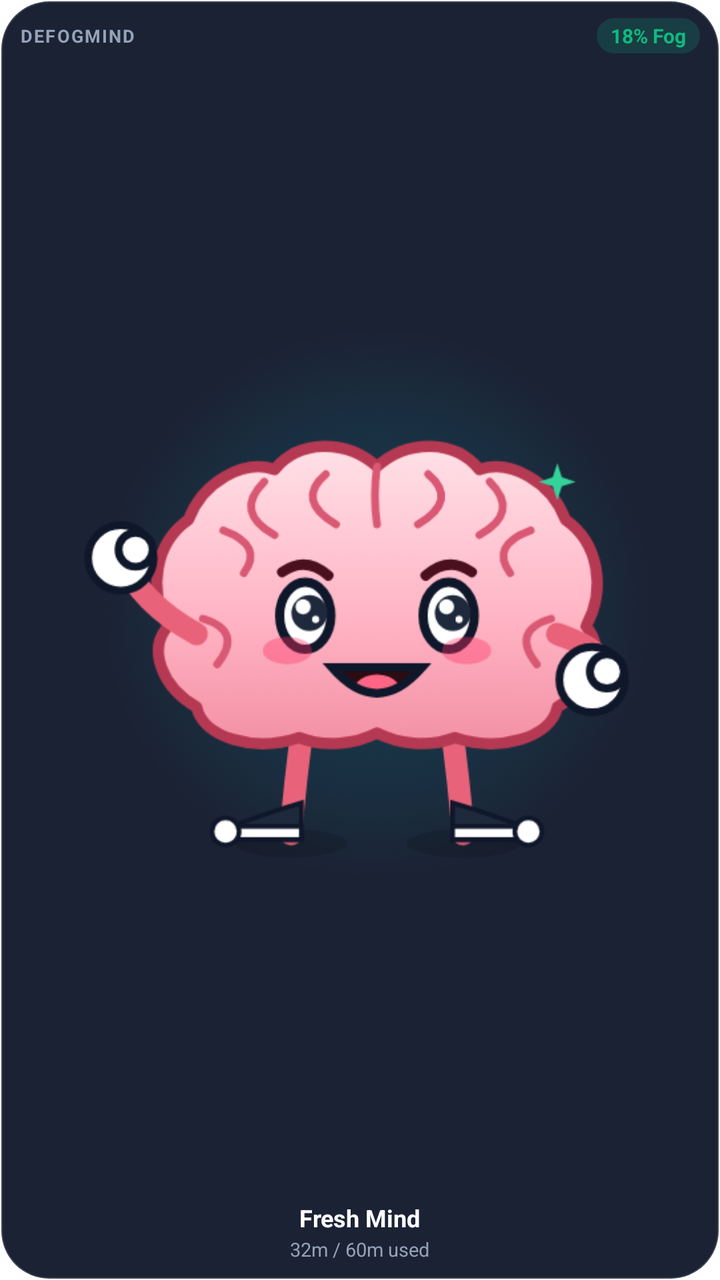
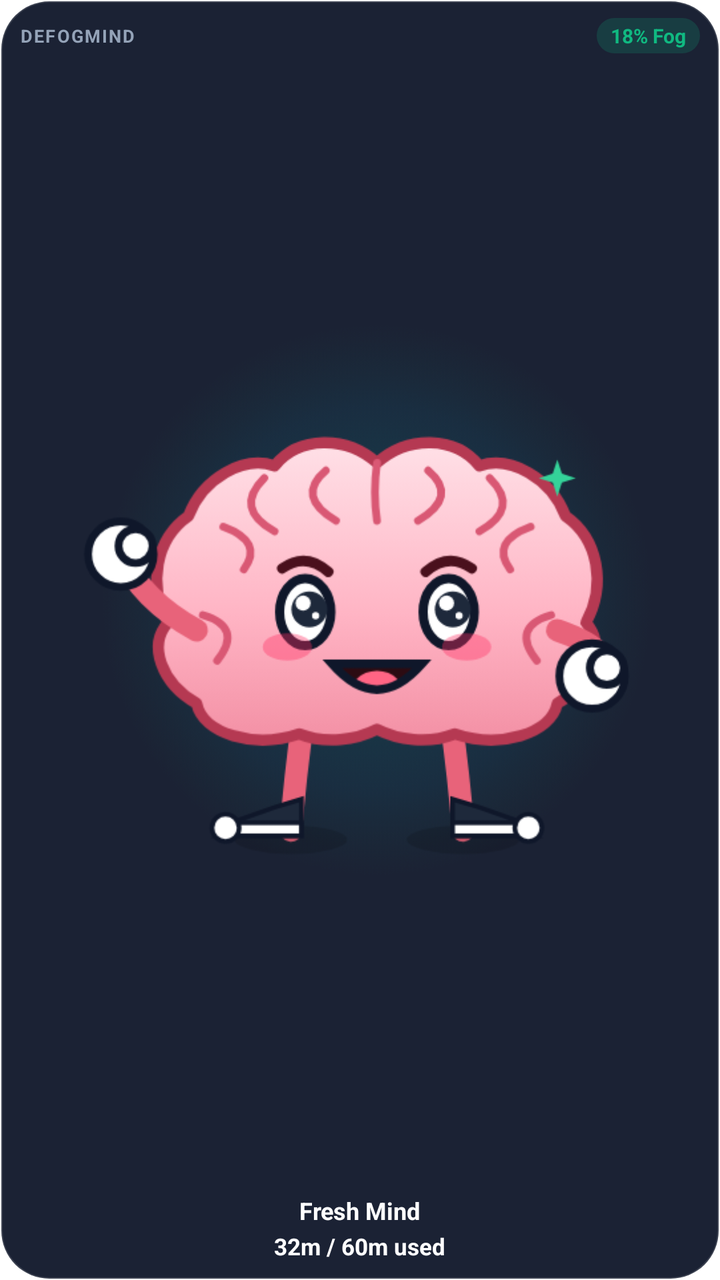

Compare the two renders of this Android layout. The source of the first and the diff that turns it into the second are given below.
<!-- AndroidManifest.xml: fallback theme Theme.MaterialComponents.DayNight.NoActionBar -->
<!-- res/layout/widget_compact.xml -->
<?xml version="1.0" encoding="utf-8"?>
<RelativeLayout xmlns:android="http://schemas.android.com/apk/res/android"
    android:id="@+id/widget_compact_root"
    android:layout_width="match_parent"
    android:layout_height="match_parent"
    android:background="@drawable/widget_bg_card"
    android:paddingStart="10dp"
    android:paddingTop="9dp"
    android:paddingEnd="10dp"
    android:paddingBottom="9dp">

    
    <RelativeLayout
        android:id="@+id/widget_compact_header"
        android:layout_width="match_parent"
        android:layout_height="wrap_content"
        android:layout_alignParentTop="true">

        <TextView
            android:id="@+id/widget_compact_app_name"
            android:layout_width="wrap_content"
            android:layout_height="wrap_content"
            android:layout_alignParentStart="true"
            android:layout_centerVertical="true"
            android:letterSpacing="0.08"
            android:text="DEFOGMIND"
            android:textColor="#94A3B8"
            android:textSize="9sp"
            android:textStyle="bold" />

        <TextView
            android:id="@+id/widget_compact_badge"
            android:layout_width="wrap_content"
            android:layout_height="wrap_content"
            android:layout_alignParentEnd="true"
            android:layout_centerVertical="true"
            android:background="@drawable/widget_pill_bg"
            android:paddingStart="7dp"
            android:paddingTop="2dp"
            android:paddingEnd="7dp"
            android:paddingBottom="2dp"
            android:text="18% Fog"
            android:textColor="#10B981"
            android:textSize="10sp"
            android:textStyle="bold" />
    </RelativeLayout>

    
    <LinearLayout
        android:id="@+id/widget_compact_footer"
        android:layout_width="match_parent"
        android:layout_height="wrap_content"
        android:layout_alignParentBottom="true"
        android:gravity="center"
        android:orientation="vertical">

        <TextView
            android:id="@+id/widget_compact_title"
            android:layout_width="wrap_content"
            android:layout_height="wrap_content"
            android:ellipsize="end"
            android:maxLines="1"
            android:text="Fresh Mind"
            android:textColor="#FFFFFF"
            android:textSize="12sp"
            android:textStyle="bold" />

        <TextView
            android:id="@+id/widget_compact_sub"
            android:layout_width="wrap_content"
            android:layout_height="wrap_content"
            android:layout_marginTop="1dp"
            android:ellipsize="end"
            android:maxLines="1"
            android:text="32m / 60m used"
            android:textColor="#94A3B8"
            android:textSize="9.5sp" />
    </LinearLayout>

    
    <ImageView
        android:id="@+id/widget_compact_character"
        android:layout_width="match_parent"
        android:layout_height="match_parent"
        android:layout_above="@id/widget_compact_footer"
        android:layout_below="@id/widget_compact_header"
        android:layout_marginTop="2dp"
        android:layout_marginBottom="2dp"
        android:contentDescription="Brain Character Status"
        android:scaleType="fitCenter"
        android:src="@drawable/ic_launcher_splash" />
</RelativeLayout>
<!-- resources referenced by this layout -->
<resources>
  <!-- drawable ic_launcher_splash: png bitmap (drawable, 97012 bytes) -->
  <!-- drawable widget_bg_card (drawable) -->
  <?xml version="1.0" encoding="utf-8"?>
  <shape xmlns:android="http://schemas.android.com/apk/res/android"
      android:shape="rectangle">
      <corners android:radius="24dp" />
      <solid android:color="#F20F172A" />
      <stroke
          android:width="1.2dp"
          android:color="#26FFFFFF" />
  </shape>
  <!-- drawable widget_pill_bg (drawable) -->
  <?xml version="1.0" encoding="utf-8"?>
  <shape xmlns:android="http://schemas.android.com/apk/res/android"
      android:shape="rectangle">
      <corners android:radius="100dp" />
      <solid android:color="#2E10B981" />
  </shape>
</resources>

<!-- the commit's change to res/layout/widget_compact.xml (unified diff, before → after) -->
@@ -69,12 +69,13 @@
             android:id="@+id/widget_compact_sub"
             android:layout_width="wrap_content"
             android:layout_height="wrap_content"
-            android:layout_marginTop="1dp"
+            android:layout_marginTop="2dp"
             android:ellipsize="end"
             android:maxLines="1"
             android:text="32m / 60m used"
-            android:textColor="#94A3B8"
-            android:textSize="9.5sp" />
+            android:textColor="#FFFFFF"
+            android:textSize="11.5sp"
+            android:textStyle="bold" />
     </LinearLayout>
 
     
